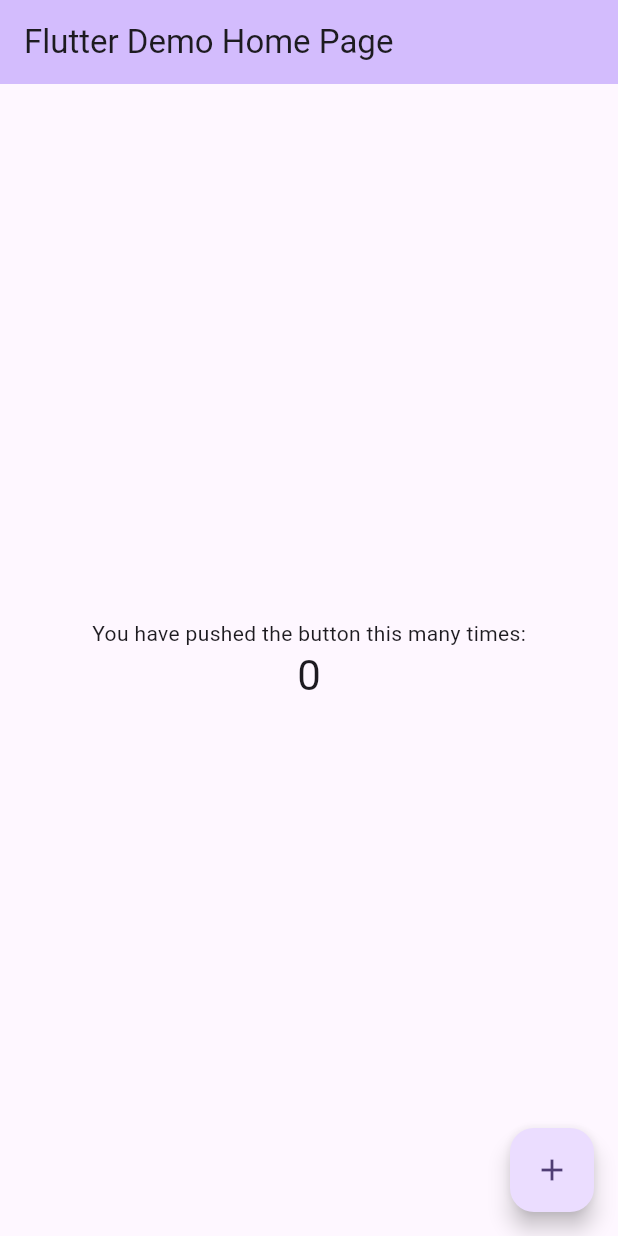
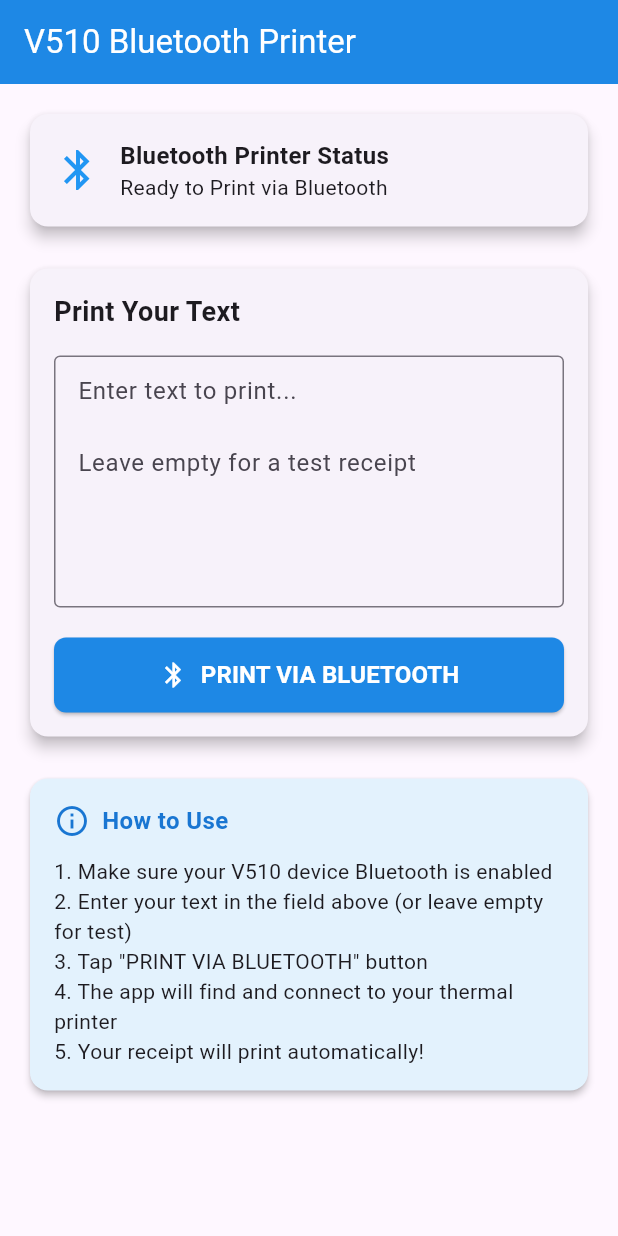
Before and after one commit to shamroz73/test_app, a Flutter app: the screen it shows after launch, on a phone screen of 412 x 824 dp. Run offline on Flutter 3.47's test engine with Material 3 defaults, Android fonts, the phone set to English and light mode, and no system bars; our stand-ins replace permission_handler.

Commit message:
Clean up app for production - Bluetooth printing only
- Removed all debugging buttons and methods
- Cleaned UI to single Bluetooth print button
- Streamlined MainActivity.kt to only essential Bluetooth functionality
- Added example usage file for reference
- Production-ready Bluetooth printing with ESC/POS commands
- Confirmed working with V510 thermal printer paper output

```diff
--- a/lib/main.dart
+++ b/lib/main.dart
@@ -1,122 +1,294 @@
 import 'package:flutter/material.dart';
+import 'package:flutter/services.dart';
+import 'package:permission_handler/permission_handler.dart';
 
 void main() {
-  runApp(const MyApp());
+  runApp(const V510PrinterApp());
 }
 
-class MyApp extends StatelessWidget {
-  const MyApp({super.key});
+class V510PrinterApp extends StatelessWidget {
+  const V510PrinterApp({super.key});
 
-  // This widget is the root of your application.
   @override
   Widget build(BuildContext context) {
     return MaterialApp(
-      title: 'Flutter Demo',
-      theme: ThemeData(
-        // This is the theme of your application.
-        //
-        // TRY THIS: Try running your application with "flutter run". You'll see
-        // the application has a purple toolbar. Then, without quitting the app,
-        // try changing the seedColor in the colorScheme below to Colors.green
-        // and then invoke "hot reload" (save your changes or press the "hot
-        // reload" button in a Flutter-supported IDE, or press "r" if you used
-        // the command line to start the app).
-        //
-        // Notice that the counter didn't reset back to zero; the application
-        // state is not lost during the reload. To reset the state, use hot
-        // restart instead.
-        //
-        // This works for code too, not just values: Most code changes can be
-        // tested with just a hot reload.
-        colorScheme: ColorScheme.fromSeed(seedColor: Colors.deepPurple),
-      ),
-      home: const MyHomePage(title: 'Flutter Demo Home Page'),
+      title: 'V510 POS Printer',
+      theme: ThemeData(primarySwatch: Colors.blue, useMaterial3: true),
+      home: const PrinterHomePage(),
     );
   }
 }
 
-class MyHomePage extends StatefulWidget {
-  const MyHomePage({super.key, required this.title});
-
-  // This widget is the home page of your application. It is stateful, meaning
-  // that it has a State object (defined below) that contains fields that affect
-  // how it looks.
-
-  // This class is the configuration for the state. It holds the values (in this
-  // case the title) provided by the parent (in this case the App widget) and
-  // used by the build method of the State. Fields in a Widget subclass are
-  // always marked "final".
-
-  final String title;
+class PrinterHomePage extends StatefulWidget {
+  const PrinterHomePage({super.key});
 
   @override
-  State<MyHomePage> createState() => _MyHomePageState();
+  State<PrinterHomePage> createState() => _PrinterHomePageState();
 }
 
-class _MyHomePageState extends State<MyHomePage> {
-  int _counter = 0;
+class _PrinterHomePageState extends State<PrinterHomePage> {
+  static const platform = MethodChannel('com.example.test_app/printer');
 
-  void _incrementCounter() {
+  final TextEditingController _textController = TextEditingController();
+
+  String _statusMessage = 'Ready to Print';
+  bool _isLoading = false;
+
+  @override
+  void initState() {
+    super.initState();
+    _requestPermissions();
+  }
+
+  Future<void> _requestPermissions() async {
+    final permissions = [
+      Permission.bluetooth,
+      Permission.bluetoothConnect,
+      Permission.location,
+    ];
+
+    Map<Permission, PermissionStatus> statuses = await permissions.request();
+
+    bool allGranted = statuses.values.every((status) => status.isGranted);
+    if (!allGranted) {
+      setState(() {
+        _statusMessage = 'Bluetooth permissions required for printing';
+      });
+    } else {
+      setState(() {
+        _statusMessage = 'Ready to Print via Bluetooth';
+      });
+    }
+  }
+
+  Future<void> _bluetoothPrint() async {
     setState(() {
-      // This call to setState tells the Flutter framework that something has
-      // changed in this State, which causes it to rerun the build method below
-      // so that the display can reflect the updated values. If we changed
-      // _counter without calling setState(), then the build method would not be
-      // called again, and so nothing would appear to happen.
-      _counter++;
+      _isLoading = true;
     });
+
+    try {
+      final printText = _textController.text.isEmpty
+          ? '🔵 BLUETOOTH PRINT TEST 🔵\nV510 Bluetooth Thermal Printer\nESC/POS Commands via Bluetooth\n\n📱 BLUETOOTH PRINTING! 📱'
+          : _textController.text;
+
+      final result = await platform.invokeMethod('bluetoothPrint', {
+        'text': printText,
+      });
+
+      if (result is Map) {
+        String message = 'Bluetooth Print Results:\n\n';
+
+        final printSuccess = result['printSuccess'] ?? false;
+        final results = result['results'] as List<dynamic>? ?? [];
+        final attemptsCount = result['attemptsCount'] ?? 0;
+        final summary = result['summary'] ?? 'No summary';
+
+        message += '$summary\n\n';
+        message += '🔧 Attempts: $attemptsCount\n\n';
+
+        if (printSuccess) {
+          message += '🔵 BLUETOOTH PRINT WORKED!\n\n';
+        }
+
+        message += 'Detailed Results:\n';
+        for (var resultLine in results.take(10)) {
+          message += '• $resultLine\n';
+        }
+        if (results.length > 10) {
+          message += '... and ${results.length - 10} more results\n';
+        }
+
+        _showSnackBar(message);
+      } else {
+        _showSnackBar('Bluetooth Print Result: $result');
+      }
+    } catch (e) {
+      _showSnackBar('Bluetooth print failed: $e');
+    } finally {
+      setState(() {
+        _isLoading = false;
+      });
+    }
+  }
+
+  void _showSnackBar(String message) {
+    ScaffoldMessenger.of(context).showSnackBar(
+      SnackBar(content: Text(message), duration: Duration(seconds: 5)),
+    );
   }
 
   @override
   Widget build(BuildContext context) {
-    // This method is rerun every time setState is called, for instance as done
-    // by the _incrementCounter method above.
-    //
-    // The Flutter framework has been optimized to make rerunning build methods
-    // fast, so that you can just rebuild anything that needs updating rather
-    // than having to individually change instances of widgets.
     return Scaffold(
       appBar: AppBar(
-        // TRY THIS: Try changing the color here to a specific color (to
-        // Colors.amber, perhaps?) and trigger a hot reload to see the AppBar
-        // change color while the other colors stay the same.
-        backgroundColor: Theme.of(context).colorScheme.inversePrimary,
-        // Here we take the value from the MyHomePage object that was created by
-        // the App.build method, and use it to set our appbar title.
-        title: Text(widget.title),
+        title: const Text('V510 Bluetooth Printer'),
+        backgroundColor: Colors.blue.shade600,
+        foregroundColor: Colors.white,
       ),
-      body: Center(
-        // Center is a layout widget. It takes a single child and positions it
-        // in the middle of the parent.
+      body: SingleChildScrollView(
+        padding: const EdgeInsets.all(16.0),
         child: Column(
-          // Column is also a layout widget. It takes a list of children and
-          // arranges them vertically. By default, it sizes itself to fit its
-          // children horizontally, and tries to be as tall as its parent.
-          //
-          // Column has various properties to control how it sizes itself and
-          // how it positions its children. Here we use mainAxisAlignment to
-          // center the children vertically; the main axis here is the vertical
-          // axis because Columns are vertical (the cross axis would be
-          // horizontal).
-          //
-          // TRY THIS: Invoke "debug painting" (choose the "Toggle Debug Paint"
-          // action in the IDE, or press "p" in the console), to see the
-          // wireframe for each widget.
-          mainAxisAlignment: MainAxisAlignment.center,
-          children: <Widget>[
-            const Text('You have pushed the button this many times:'),
-            Text(
-              '$_counter',
-              style: Theme.of(context).textTheme.headlineMedium,
+          crossAxisAlignment: CrossAxisAlignment.stretch,
+          children: [
+            // Status Card
+            Card(
+              elevation: 4,
+              child: Padding(
+                padding: const EdgeInsets.all(16.0),
+                child: Column(
+                  children: [
+                    Row(
+                      children: [
+                        Icon(Icons.bluetooth, color: Colors.blue, size: 32),
+                        const SizedBox(width: 12),
+                        Expanded(
+                          child: Column(
+                            crossAxisAlignment: CrossAxisAlignment.start,
+                            children: [
+                              const Text(
+                                'Bluetooth Printer Status',
+                                style: TextStyle(
+                                  fontWeight: FontWeight.bold,
+                                  fontSize: 16,
+                                ),
+                              ),
+                              Text(_statusMessage),
+                            ],
+                          ),
+                        ),
+                        if (_isLoading)
+                          const SizedBox(
+                            width: 20,
+                            height: 20,
+                            child: CircularProgressIndicator(strokeWidth: 2),
+                          ),
+                      ],
+                    ),
+                  ],
+                ),
+              ),
+            ),
+
+            const SizedBox(height: 20),
+
+            // Text Printing Section
+            Card(
+              elevation: 4,
+              child: Padding(
+                padding: const EdgeInsets.all(16.0),
+                child: Column(
+                  crossAxisAlignment: CrossAxisAlignment.start,
+                  children: [
+                    const Text(
+                      'Print Your Text',
+                      style: TextStyle(
+                        fontWeight: FontWeight.bold,
+                        fontSize: 18,
+                      ),
+                    ),
+                    const SizedBox(height: 16),
+                    TextField(
+                      controller: _textController,
+                      maxLines: 6,
+                      decoration: const InputDecoration(
+                        hintText:
+                            'Enter text to print...\n\nLeave empty for a test receipt',
+                        border: OutlineInputBorder(),
+                        contentPadding: EdgeInsets.all(12),
+                      ),
+                    ),
+                    const SizedBox(height: 20),
+                    SizedBox(
+                      width: double.infinity,
+                      height: 50,
+                      child: ElevatedButton(
+                        onPressed: _isLoading ? null : _bluetoothPrint,
+                        style: ElevatedButton.styleFrom(
+                          backgroundColor: Colors.blue.shade600,
+                          foregroundColor: Colors.white,
+                          shape: RoundedRectangleBorder(
+                            borderRadius: BorderRadius.circular(8),
+                          ),
+                        ),
+                        child: _isLoading
+                            ? const SizedBox(
+                                width: 20,
+                                height: 20,
+                                child: CircularProgressIndicator(
+                                  strokeWidth: 2,
+                                  valueColor: AlwaysStoppedAnimation<Color>(
+                                    Colors.white,
+                                  ),
+                                ),
+                              )
+                            : const Row(
+                                mainAxisAlignment: MainAxisAlignment.center,
+                                children: [
+                                  Icon(Icons.bluetooth, size: 20),
+                                  SizedBox(width: 8),
+                                  Text(
+                                    'PRINT VIA BLUETOOTH',
+                                    style: TextStyle(
+                                      fontSize: 16,
+                                      fontWeight: FontWeight.bold,
+                                    ),
+                                  ),
+                                ],
+                              ),
+                      ),
+                    ),
+                  ],
+                ),
+              ),
+            ),
+
+            const SizedBox(height: 20),
+
+            // Instructions Card
+            Card(
+              elevation: 2,
+              color: Colors.blue.shade50,
+              child: Padding(
+                padding: const EdgeInsets.all(16.0),
+                child: Column(
+                  crossAxisAlignment: CrossAxisAlignment.start,
+                  children: [
+                    Row(
+                      children: [
+                        Icon(Icons.info_outline, color: Colors.blue.shade700),
+                        const SizedBox(width: 8),
+                        Text(
+                          'How to Use',
+                          style: TextStyle(
+                            fontWeight: FontWeight.bold,
+                            fontSize: 16,
+                            color: Colors.blue.shade700,
+                          ),
+                        ),
+                      ],
+                    ),
+                    const SizedBox(height: 12),
+                    const Text(
+                      '1. Make sure your V510 device Bluetooth is enabled\n'
+                      '2. Enter your text in the field above (or leave empty for test)\n'
+                      '3. Tap "PRINT VIA BLUETOOTH" button\n'
+                      '4. The app will find and connect to your thermal printer\n'
+                      '5. Your receipt will print automatically!',
+                      style: TextStyle(fontSize: 14),
+                    ),
+                  ],
+                ),
+              ),
             ),
           ],
         ),
       ),
-      floatingActionButton: FloatingActionButton(
-        onPressed: _incrementCounter,
-        tooltip: 'Increment',
-        child: const Icon(Icons.add),
-      ), // This trailing comma makes auto-formatting nicer for build methods.
     );
   }
+
+  @override
+  void dispose() {
+    _textController.dispose();
+    super.dispose();
+  }
 }
--- a/pubspec.yaml
+++ b/pubspec.yaml
@@ -2,7 +2,7 @@ name: test_app
 description: "A new Flutter project."
 # The following line prevents the package from being accidentally published to
 # pub.dev using `flutter pub publish`. This is preferred for private packages.
-publish_to: 'none' # Remove this line if you wish to publish to pub.dev
+publish_to: "none" # Remove this line if you wish to publish to pub.dev
 
 # The following defines the version and build number for your application.
 # A version number is three numbers separated by dots, like 1.2.43
@@ -34,6 +34,7 @@ dependencies:
   # The following adds the Cupertino Icons font to your application.
   # Use with the CupertinoIcons class for iOS style icons.
   cupertino_icons: ^1.0.8
+  permission_handler: ^11.3.1
 
 dev_dependencies:
   flutter_test:
@@ -51,7 +52,6 @@ dev_dependencies:
 
 # The following section is specific to Flutter packages.
 flutter:
-
   # The following line ensures that the Material Icons font is
   # included with your application, so that you can use the icons in
   # the material Icons class.
```
Also changed, not shown: lib/example_usage.dart (added, +214 -0 lines), pubspec.lock, 11 other files.
